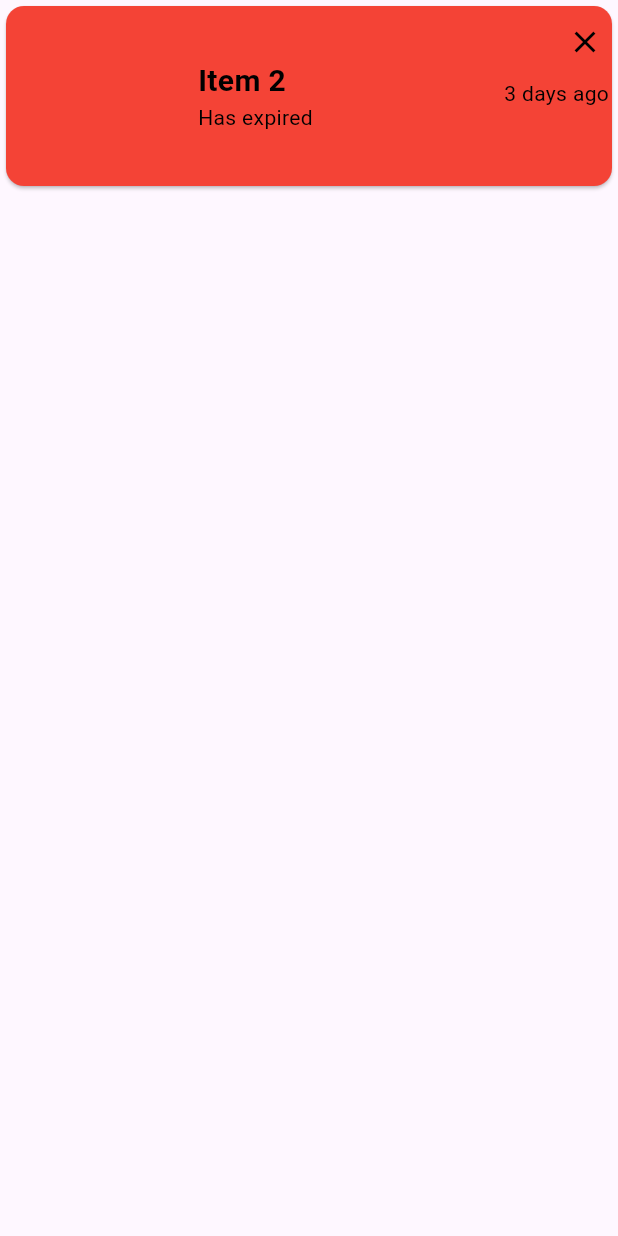
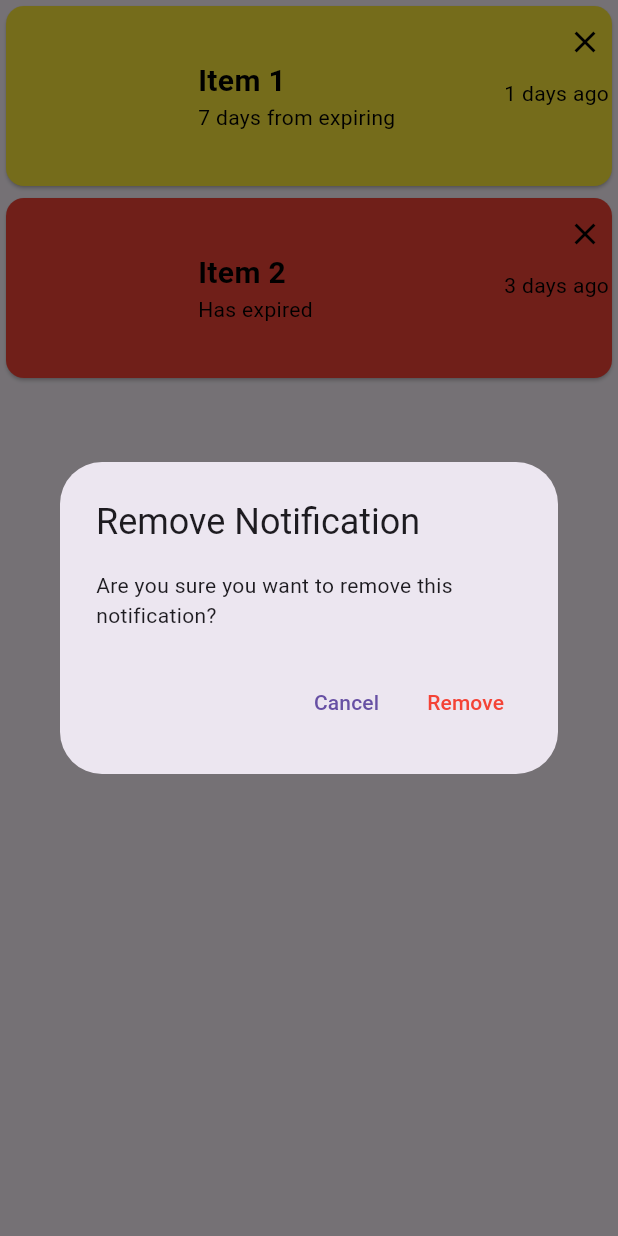
Before and after one commit to ExpiryEats/ExpiryEats, a Flutter app: the NotificationScreen widget shown alone on an empty page, opened directly, after a tap on the "close" icon, on a phone screen of 412 x 824 dp. Run offline on Flutter 3.47's test engine with Material 3 defaults, Android fonts, the light colour scheme and no system bars; missing offline and left inert: fading_edge_scrollview, postgres.

Commit message:
Added confirmation dialog to notification page

```diff
--- a/lib/screens/notification_screen.dart
+++ b/lib/screens/notification_screen.dart
@@ -24,6 +24,34 @@ class NotificationScreenState extends State<NotificationScreen> {
     },
   ];
 
+  void _confirmRemoveNotification(int index) {
+    showDialog(
+      // Displays a popup
+      context: context,
+      builder: (BuildContext context) {
+        return AlertDialog(
+          title: Text("Remove Notification"),
+          content: Text("Are you sure you want to remove this notification?"),
+          actions: [
+            TextButton(
+              // Cancel button
+              onPressed: () => Navigator.of(context).pop(), // Close dialog
+              child: Text("Cancel"),
+            ),
+            TextButton(
+              // Remove notification button
+              onPressed: () {
+                Navigator.of(context).pop(); // Close dialog
+                _removeNotification(index); // Removes the notification
+              },
+              child: Text("Remove", style: TextStyle(color: Colors.red)),
+            ),
+          ],
+        );
+      },
+    );
+  }
+
   void _removeNotification(int index) {
     setState(() {
       _notifications.removeAt(index);
@@ -35,17 +63,19 @@ class NotificationScreenState extends State<NotificationScreen> {
       return NotificationItem(
         ingredientName: notification["ingredientName"],
         daysToExpiry: notification["daysToExpiry"],
-        daysSinceReceived: notification[
-            "daysSinceReceived"], //days since the notification was recieved
-        onClose: () =>
-            _removeNotification(_notifications.indexOf(notification)),
+        daysSinceReceived: notification["daysSinceReceived"],
+        onClose:
+            () => // pressing the close button on notification would bring up conformation popup
+                _confirmRemoveNotification(
+                    _notifications.indexOf(notification)),
       );
     }).toList();
   }
 
   @override
   Widget build(BuildContext context) {
-    return _notifications.isNotEmpty ? Stack(
+    return _notifications.isNotEmpty
+        ? Stack(
             children: [
               FadingEdgeScrollView.fromScrollView(
                 gradientFractionOnStart: 0.2,
@@ -56,7 +86,8 @@ class NotificationScreenState extends State<NotificationScreen> {
                 ),
               ),
             ],
-    ) : Align(
+          )
+        : Align(
             alignment: Alignment.center,
             child: SizedBox(
               height: MediaQuery.of(context).size.height,
```
Also changed, not shown: lib/screens/profile_screen.dart (+20 -6 lines). Lines whose indentation alone changed are shown as unchanged.
